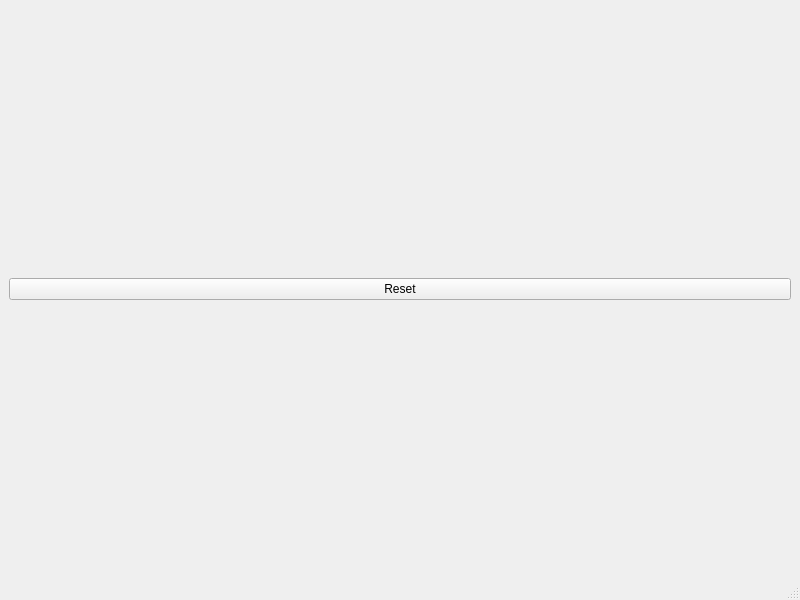
First picture: the form in Engine/window.ui, repository Douraid-BEN-HASSEN/ar_course, before the edit.
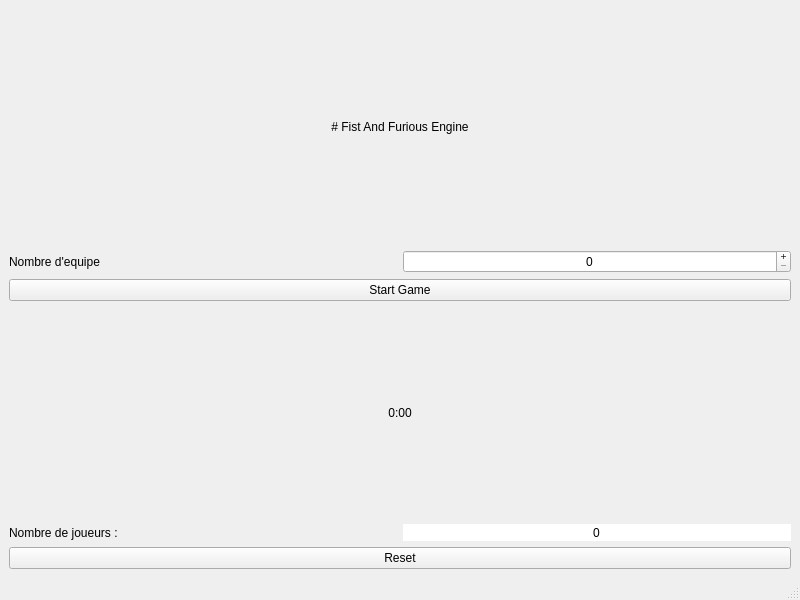
Second picture: the form after the edit.

Diff of the .ui file:
```diff
--- a/Engine/window.ui
+++ b/Engine/window.ui
@@ -14,16 +14,116 @@
    <string>MainWindow</string>
   </property>
   <widget class="QWidget" name="centralwidget">
-   <layout class="QVBoxLayout" name="verticalLayout">
+   <layout class="QHBoxLayout" name="horizontalLayout">
     <item>
-     <layout class="QVBoxLayout" name="verticalLayout_main"/>
+     <layout class="QVBoxLayout" name="verticalLayout">
+      <item>
+       <widget class="QLabel" name="label">
+        <property name="text">
+         <string># Fist And Furious Engine</string>
+        </property>
+        <property name="textFormat">
+         <enum>Qt::MarkdownText</enum>
+        </property>
+        <property name="alignment">
+         <set>Qt::AlignCenter</set>
+        </property>
+       </widget>
+      </item>
+      <item>
+       <layout class="QVBoxLayout" name="verticalLayout_Config">
+        <item>
+         <layout class="QHBoxLayout" name="horizontalLayout_3">
+          <item>
+           <widget class="QLabel" name="label_3">
+            <property name="text">
+             <string>Nombre d'equipe</string>
+            </property>
+           </widget>
+          </item>
+          <item>
+           <widget class="QSpinBox" name="spinBox_teamNumber">
+            <property name="frame">
+             <bool>true</bool>
+            </property>
+            <property name="alignment">
+             <set>Qt::AlignCenter</set>
+            </property>
+            <property name="readOnly">
+             <bool>false</bool>
+            </property>
+            <property name="buttonSymbols">
+             <enum>QAbstractSpinBox::PlusMinus</enum>
+            </property>
+           </widget>
+          </item>
+         </layout>
+        </item>
+       </layout>
+      </item>
+      <item>
+       <widget class="QPushButton" name="pushButton_start">
+        <property name="text">
+         <string>Start Game</string>
+        </property>
+       </widget>
+      </item>
+      <item>
+       <layout class="QVBoxLayout" name="verticalLayout_GameInfo">
+        <item>
+         <layout class="QHBoxLayout" name="horizontalLayout_4">
+          <item>
+           <widget class="QLabel" name="label_timer">
+            <property name="text">
+             <string>0:00</string>
+            </property>
+            <property name="alignment">
+             <set>Qt::AlignCenter</set>
+            </property>
+           </widget>
+          </item>
+         </layout>
+        </item>
+        <item>
+         <layout class="QHBoxLayout" name="horizontalLayout_2">
+          <item>
+           <widget class="QLabel" name="label_2">
+            <property name="text">
+             <string>Nombre de joueurs :</string>
+            </property>
+           </widget>
+          </item>
+          <item>
+           <widget class="QSpinBox" name="spinBox_playersCount">
+            <property name="frame">
+             <bool>false</bool>
+            </property>
+            <property name="alignment">
+             <set>Qt::AlignCenter</set>
+            </property>
+            <property name="readOnly">
+             <bool>true</bool>
+            </property>
+            <property name="buttonSymbols">
+             <enum>QAbstractSpinBox::NoButtons</enum>
+            </property>
+           </widget>
+          </item>
+         </layout>
+        </item>
+       </layout>
+      </item>
+      <item>
+       <widget class="QPushButton" name="pushButton_reset">
+        <property name="text">
+         <string>Reset</string>
+        </property>
+       </widget>
+      </item>
+     </layout>
     </item>
     <item>
-     <widget class="QPushButton" name="pushButton_reset">
-      <property name="text">
-       <string>Reset</string>
-      </property>
-     </widget>
+     <layout class="QVBoxLayout" name="verticalLayout_main"/>
     </item>
    </layout>
   </widget>
```
